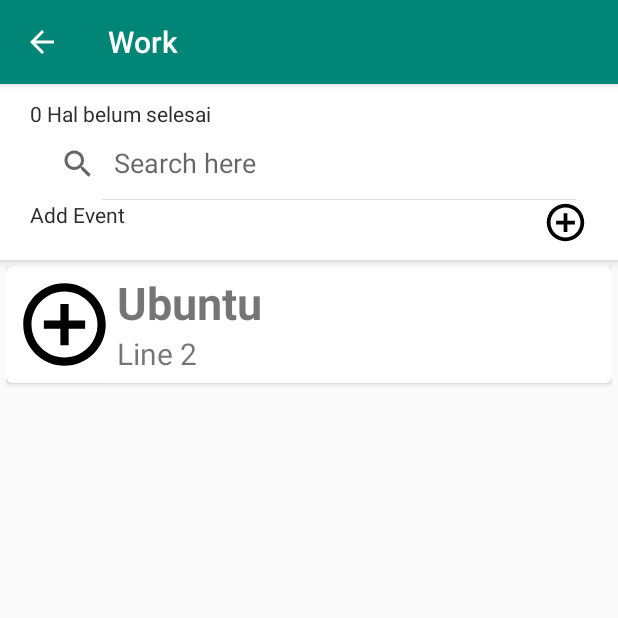
After one commit to gilangnur/simple-to-do-list, an Android app: the WorkActivity screen opened directly, with no data from a screen before it, on a phone screen of 412 x 824 dp, the top half of it. The commit adds this screen. Run offline under Robolectric (Android 15) with nearby library versions, the phone set to English and light mode, and no system bars; 1 statement that could not run was skipped.

Commit message:
[Alfis] adding some pages

```diff
--- a/app/build.gradle
+++ b/app/build.gradle
@@ -23,7 +23,11 @@
     implementation 'androidx.appcompat:appcompat:1.0.2'
     implementation 'androidx.constraintlayout:constraintlayout:1.1.3'
     implementation 'com.google.android.material:material:1.0.0'
+    implementation 'androidx.legacy:legacy-support-v4:1.0.0'
     testImplementation 'junit:junit:4.12'
     androidTestImplementation 'androidx.test:runner:1.1.1'
     androidTestImplementation 'androidx.test.espresso:espresso-core:3.1.1'
+
+    implementation 'androidx.appcompat:appcompat:1.0.0'
+    implementation 'androidx.constraintlayout:constraintlayout:1.1.3'
 }
--- a/app/src/main/AndroidManifest.xml
+++ b/app/src/main/AndroidManifest.xml
@@ -16,6 +16,8 @@
                 <category android:name="android.intent.category.LAUNCHER" />
             </intent-filter>
         </activity>
+        <activity android:name=".Work.WorkActivity"
+            android:parentActivityName=".MainActivity"></activity>
     </application>
 
 </manifest>
--- a/app/src/main/java/com/example/todolist/MainActivity.java
+++ b/app/src/main/java/com/example/todolist/MainActivity.java
@@ -2,13 +2,29 @@
 
 import androidx.appcompat.app.AppCompatActivity;
 
+import android.content.Intent;
 import android.os.Bundle;
+import android.view.View;
+import android.widget.Button;
+
+import com.example.todolist.Work.WorkActivity;
 
 public class MainActivity extends AppCompatActivity {
+    private Button Button_work;
 
     @Override
     protected void onCreate(Bundle savedInstanceState) {
         super.onCreate(savedInstanceState);
         setContentView(R.layout.activity_main);
+
+        Button_work = (Button)findViewById(R.id.pindah_work);
+
+        Button_work.setOnClickListener(new View.OnClickListener() {
+            @Override
+            public void onClick(View view) {
+                Intent intent = new Intent(MainActivity.this, WorkActivity.class);
+                startActivity(intent);
+            }
+        });
     }
 }
--- /dev/null
+++ b/app/src/main/java/com/example/todolist/Work/FragmentDetail.java
@@ -0,0 +1,38 @@
+package com.example.todolist.Work;
+
+import android.content.Context;
+import android.net.Uri;
+import android.os.Bundle;
+
+import androidx.fragment.app.Fragment;
+
+import android.view.LayoutInflater;
+import android.view.View;
+import android.view.ViewGroup;
+
+import com.example.todolist.R;
+
+
+public class FragmentDetail extends Fragment {
+
+    public FragmentDetail() {
+        // Required empty public constructor
+    }
+
+
+    @Override
+    public void onActivityCreated(Bundle savedState) {
+        super.onActivityCreated(savedState);
+
+
+    }
+
+    @Override
+    public View onCreateView(LayoutInflater inflater, ViewGroup container,
+                             Bundle savedInstanceState) {
+        // Inflate the layout for this fragment
+        return inflater.inflate(R.layout.fragment_fragment_detail, container, false);
+    }
+
+
+}
--- /dev/null
+++ b/app/src/main/java/com/example/todolist/Work/FragmentList.java
@@ -0,0 +1,90 @@
+package com.example.todolist.Work;
+
+import android.app.Fragment;
+import android.os.Build;
+import android.os.Bundle;
+
+
+import android.view.LayoutInflater;
+import android.view.View;
+import android.view.ViewGroup;
+import android.widget.Toast;
+
+import androidx.annotation.RequiresApi;
+import androidx.recyclerview.widget.LinearLayoutManager;
+import androidx.recyclerview.widget.RecyclerView;
+
+import com.example.todolist.R;
+
+import java.util.ArrayList;
+
+
+public class FragmentList extends Fragment {
+    private RecyclerView mRecyclerView;
+    private WorkAdapter mAdapter;
+    private RecyclerView.LayoutManager mLayoutManager;
+
+    private ArrayList<ListWork> listItems;
+
+
+    public FragmentList() {
+        // Required empty public constructor
+    }
+
+    @Override
+    public View onCreateView(LayoutInflater inflater, ViewGroup container,
+                             Bundle savedInstanceState) {
+        // Inflate the layout for this fragment
+        View view = inflater.inflate(R.layout.fragment_fragment_list, container, false);
+
+        mRecyclerView = view.findViewById(R.id.recyclerView);
+
+        return view;
+    }
+
+    @RequiresApi(api = Build.VERSION_CODES.M)
+    @Override
+    public void onActivityCreated(Bundle savedState) {
+        super.onActivityCreated(savedState);
+
+        createList();
+        buildRecyclerView();
+    }
+
+    public void createList() {
+        listItems = new ArrayList<>();
+        listItems.add(new ListWork(R.drawable.ic_add, "Ubuntu"));
+        //listItems.add(new ListWork(R.drawable.ic_android, "Android"));
+    }
+
+    @RequiresApi(api = Build.VERSION_CODES.M)
+    public void buildRecyclerView() {
+        mRecyclerView.setHasFixedSize(true);
+        mLayoutManager = new LinearLayoutManager(getContext());
+        mAdapter = new WorkAdapter(listItems);
+
+        mRecyclerView.setLayoutManager(mLayoutManager);
+        mRecyclerView.setAdapter(mAdapter);
+
+        mAdapter.setOnItemClickListener(new WorkAdapter.OnItemClickListener() {
+            fragmentManager = getActivity().getFragmentManager();
+            fragmentTransaction = fragmentManager.beginTransaction();
+            public void onDeleteClick(int position) {
+                //Toast.makeText(getActivity(), "you deleted : ", Toast.LENGTH_LONG).show();
+                FragmentDetail lmfragment = new FragmentDetail();
+                //lmfragment.setNilai(getNilai());
+                fragmentTransaction.replace(R.id.list_work, lmfragment);
+                fragmentTransaction.addToBackStack(null);
+                fragmentTransaction.commit();
+            }
+
+            public void onClick(View v) {
+                FragmentDetail lmfragment = new FragmentDetail();
+                lmfragment.setNilai(getNilai());
+                fragmentTransaction.replace(R.id.ui_container, lmfragment);
+                fragmentTransaction.addToBackStack(null);
+                fragmentTransaction.commit();
+            }
+        });
+    }
+}
--- /dev/null
+++ b/app/src/main/java/com/example/todolist/Work/ListWork.java
@@ -0,0 +1,20 @@
+package com.example.todolist.Work;
+
+public class ListWork {
+    private int mImageResource;
+    private String mText1;
+    //private String mText2;
+
+    public ListWork(int imageResource, String text1) {
+        mImageResource = imageResource;
+        mText1 = text1;
+    }
+
+    public int getImageResource() {
+        return mImageResource;
+    }
+
+    public String getText1() {
+        return mText1;
+    }
+}
--- /dev/null
+++ b/app/src/main/java/com/example/todolist/Work/WorkActivity.java
@@ -0,0 +1,33 @@
+package com.example.todolist.Work;
+
+import androidx.appcompat.app.AppCompatActivity;
+
+import android.app.FragmentManager;
+import android.app.FragmentTransaction;
+import android.os.Bundle;
+
+import com.example.todolist.R;
+
+public class WorkActivity extends AppCompatActivity {
+
+    private FragmentManager fragmentManager;
+    private FragmentTransaction fragmentTransaction;
+
+    @Override
+    protected void onCreate(Bundle savedInstanceState) {
+        super.onCreate(savedInstanceState);
+        setContentView(R.layout.activity_work);
+
+        getSupportActionBar().setTitle("Work");
+        getSupportActionBar().setDisplayHomeAsUpEnabled(true);
+
+        fragmentManager = getFragmentManager();
+        fragmentTransaction = fragmentManager.beginTransaction();
+        FragmentList newFragment = new FragmentList();
+        fragmentTransaction.add(R.id.list_work, newFragment);
+        fragmentTransaction.addToBackStack(null);
+        fragmentTransaction.commit();
+    }
+
+
+}
--- /dev/null
+++ b/app/src/main/java/com/example/todolist/Work/WorkAdapter.java
@@ -0,0 +1,79 @@
+package com.example.todolist.Work;
+
+import android.view.LayoutInflater;
+import android.view.View;
+import android.view.ViewGroup;
+import android.widget.ImageView;
+import android.widget.TextView;
+
+import androidx.annotation.NonNull;
+import androidx.recyclerview.widget.RecyclerView;
+
+import com.example.todolist.R;
+
+import java.util.ArrayList;
+
+public class WorkAdapter extends RecyclerView.Adapter<WorkAdapter.MyAdapterViewHolder>{
+
+    private ArrayList<ListWork> mListItem;
+    private OnItemClickListener mListener;
+
+    public interface OnItemClickListener{
+        void onDeleteClick(int position);
+    }
+
+    public WorkAdapter(ArrayList<ListWork> itemss_list){
+        mListItem = itemss_list;
+
+    }
+    @NonNull
+    @Override
+    public MyAdapterViewHolder onCreateViewHolder(@NonNull ViewGroup parent, int viewType) {
+        View v = LayoutInflater.from(parent.getContext()).inflate(R.layout.list_work,parent, false);
+        MyAdapterViewHolder mavh = new MyAdapterViewHolder(v,mListener);
+        return mavh;
+    }
+
+
+
+    @Override
+    public void onBindViewHolder(@NonNull MyAdapterViewHolder holder, int position) {
+        ListWork currentItem = mListItem.get(position);
+
+        holder.mImageView.setImageResource(currentItem.getImageResource());
+        holder.mTextView.setText(currentItem.getText1());
+    }
+
+    @Override
+    public int getItemCount() {
+        return mListItem.size();
+    }
+
+
+    public void setOnItemClickListener(OnItemClickListener listener){
+        mListener = listener;
+    }
+
+    public static class MyAdapterViewHolder extends RecyclerView.ViewHolder{
+
+        public ImageView mImageView;
+        public TextView mTextView;
+        public MyAdapterViewHolder(@NonNull View itemView, final OnItemClickListener listener) {
+            super(itemView);
+            mImageView = itemView.findViewById(R.id.imageView);
+            mTextView = itemView.findViewById(R.id.textView_judul);
+
+            mImageView.setOnClickListener(new View.OnClickListener() {
+                @Override
+                public void onClick(View view) {
+                    if(listener != null){
+                        int position = getAdapterPosition();
+                        if (position != RecyclerView.NO_POSITION){
+                            listener.onDeleteClick(position);
+                        }
+                    }
+                }
+            });
+        }
+    }
+}
--- /dev/null
+++ b/app/src/main/res/drawable/ic_add.xml
@@ -0,0 +1,9 @@
+<vector xmlns:android="http://schemas.android.com/apk/res/android"
+        android:width="24dp"
+        android:height="24dp"
+        android:viewportWidth="24.0"
+        android:viewportHeight="24.0">
+    <path
+        android:fillColor="#FF000000"
+        android:pathData="M13,7h-2v4L7,11v2h4v4h2v-4h4v-2h-4L13,7zM12,2C6.48,2 2,6.48 2,12s4.48,10 10,10 10,-4.48 10,-10S17.52,2 12,2zM12,20c-4.41,0 -8,-3.59 -8,-8s3.59,-8 8,-8 8,3.59 8,8 -3.59,8 -8,8z"/>
+</vector>
--- a/app/src/main/res/layout/activity_main.xml
+++ b/app/src/main/res/layout/activity_main.xml
@@ -1,18 +1,26 @@
 <?xml version="1.0" encoding="utf-8"?>
-<androidx.constraintlayout.widget.ConstraintLayout xmlns:android="http://schemas.android.com/apk/res/android"
+<LinearLayout xmlns:android="http://schemas.android.com/apk/res/android"
     xmlns:app="http://schemas.android.com/apk/res-auto"
     xmlns:tools="http://schemas.android.com/tools"
     android:layout_width="match_parent"
     android:layout_height="match_parent"
+    android:orientation="vertical"
     tools:context=".MainActivity">
 
-    <TextView
+    <com.google.android.material.appbar.AppBarLayout
+        android:id="@+id/appbar"
+        android:layout_width="match_parent"
+        android:layout_height="75dp"
+        android:elevation="0dp"
+        android:gravity="center">
+
+
+    <Button
+        android:id="@+id/pindah_work"
         android:layout_width="wrap_content"
         android:layout_height="wrap_content"
-        android:text="Hello World!"
-        app:layout_constraintBottom_toBottomOf="parent"
-        app:layout_constraintLeft_toLeftOf="parent"
-        app:layout_constraintRight_toRightOf="parent"
-        app:layout_constraintTop_toTopOf="parent" />
+        android:text="work"></Button>
 
-</androidx.constraintlayout.widget.ConstraintLayout>
+    </com.google.android.material.appbar.AppBarLayout>
+
+</LinearLayout>
--- /dev/null
+++ b/app/src/main/res/layout/activity_work.xml
@@ -0,0 +1,93 @@
+<?xml version="1.0" encoding="utf-8"?>
+<LinearLayout xmlns:android="http://schemas.android.com/apk/res/android"
+    xmlns:app="http://schemas.android.com/apk/res-auto"
+    xmlns:tools="http://schemas.android.com/tools"
+    android:layout_width="match_parent"
+    android:layout_height="match_parent"
+    android:orientation="vertical"
+    tools:context=".MainActivity">
+
+    <com.google.android.material.appbar.AppBarLayout
+        android:id="@+id/appbar"
+        android:layout_width="match_parent"
+        android:layout_height="wrap_content"
+        android:elevation="0dp"
+        android:gravity="center"
+        android:background="@color/tabtextcolor"
+        >
+
+
+        <LinearLayout
+            android:layout_width="match_parent"
+            android:layout_height="wrap_content"
+            android:orientation="vertical"
+            android:paddingLeft="20dp"
+            android:paddingRight="20dp"
+            android:paddingTop="10dp"
+            android:paddingBottom="10dp"
+            >
+
+            <LinearLayout
+                android:layout_width="match_parent"
+                android:layout_height="match_parent"
+                android:orientation="horizontal">
+
+                <TextView
+                    android:id="@+id/textView2"
+                    android:layout_width="wrap_content"
+                    android:layout_height="wrap_content"
+                    android:text="0"
+                    android:textColor="@color/tabindicatorcolor" />
+
+                <TextView
+                    android:layout_width="wrap_content"
+                    android:layout_height="wrap_content"
+                    android:text=" Hal belum selesai"
+                    android:textColor="@color/tabindicatorcolor" />
+            </LinearLayout>
+
+            <SearchView
+                android:id="@+id/search_work"
+                android:layout_width="match_parent"
+                android:layout_height="match_parent"
+                android:iconifiedByDefault="false"
+                android:queryHint="Search here">
+
+            </SearchView>
+
+            <LinearLayout
+                android:layout_width="match_parent"
+                android:layout_height="match_parent"
+                android:orientation="horizontal">
+
+
+                <TextView
+                    android:id="@+id/textView4"
+                    android:layout_width="wrap_content"
+                    android:layout_height="wrap_content"
+                    android:layout_weight="1"
+                    android:gravity="top"
+                    android:text="Add Event"
+                    android:textColor="@color/tabindicatorcolor"/>
+
+                <Button
+                    android:id="@+id/button_add"
+                    android:layout_width="30dp"
+                    android:layout_height="30dp"
+                    android:gravity="end"
+                    android:background="@drawable/ic_add"/>
+            </LinearLayout>
+
+        </LinearLayout>
+
+    </com.google.android.material.appbar.AppBarLayout>
+
+    <FrameLayout
+        android:id="@+id/list_work"
+        android:layout_width="match_parent"
+        android:layout_height="match_parent"
+        android:layout_weight="1">
+
+    </FrameLayout>
+
+</LinearLayout>
--- /dev/null
+++ b/app/src/main/res/layout/fragment_fragment_detail.xml
@@ -0,0 +1,14 @@
+<?xml version="1.0" encoding="utf-8"?>
+<FrameLayout xmlns:android="http://schemas.android.com/apk/res/android"
+    xmlns:tools="http://schemas.android.com/tools"
+    android:layout_width="match_parent"
+    android:layout_height="match_parent"
+    tools:context=".Work.FragmentDetail">
+
+    <!-- TODO: Update blank fragment layout -->
+    <TextView
+        android:layout_width="match_parent"
+        android:layout_height="match_parent"
+        android:text="@string/hello_blank_fragment" />
+
+</FrameLayout>
--- /dev/null
+++ b/app/src/main/res/layout/fragment_fragment_list.xml
@@ -0,0 +1,16 @@
+<?xml version="1.0" encoding="utf-8"?>
+<LinearLayout xmlns:android="http://schemas.android.com/apk/res/android"
+    xmlns:app="http://schemas.android.com/apk/res-auto"
+    xmlns:tools="http://schemas.android.com/tools"
+    android:layout_width="match_parent"
+    android:layout_height="match_parent"
+    tools:context=".MainActivity">
+
+    <androidx.recyclerview.widget.RecyclerView
+        android:id="@+id/recyclerView"
+        android:layout_width="match_parent"
+        android:layout_height="match_parent"
+        android:padding="4dp"
+        android:scrollbars="vertical"/>
+
+</LinearLayout>
--- /dev/null
+++ b/app/src/main/res/layout/list_work.xml
@@ -0,0 +1,52 @@
+<?xml version="1.0" encoding="utf-8"?>
+<LinearLayout xmlns:android="http://schemas.android.com/apk/res/android"
+    android:layout_width="match_parent"
+    android:layout_height="wrap_content"
+    xmlns:app="http://schemas.android.com/apk/res-auto"
+    android:orientation="vertical">
+
+    <androidx.cardview.widget.CardView
+        android:layout_width="match_parent"
+        android:layout_height="wrap_content"
+        android:layout_marginBottom="4dp"
+        app:cardCornerRadius="4dp">
+
+        <RelativeLayout
+            android:layout_width="match_parent"
+            android:layout_height="match_parent"
+            android:layout_margin="4dp">
+
+            <ImageView
+                android:id="@+id/imageView"
+                android:layout_width="70dp"
+                android:layout_height="70dp"
+                android:padding="2dp"
+                />
+
+            <TextView
+                android:id="@+id/textView_judul"
+                android:layout_width="wrap_content"
+                android:layout_height="wrap_content"
+                android:text="Line 1"
+                android:textSize="30sp"
+
+                android:textStyle="bold"
+                android:layout_alignParentTop="true"
+                android:layout_toEndOf="@+id/imageView"/>
+
+            <TextView
+                android:id="@+id/textView_deskripsi"
+                android:layout_width="wrap_content"
+                android:layout_height="wrap_content"
+                android:text="Line 2"
+                android:textSize="20sp"
+
+                android:layout_below="@+id/textView_judul"
+                android:layout_toEndOf="@+id/imageView"/>
+
+        </RelativeLayout>
+
+    </androidx.cardview.widget.CardView>
+
+
+</LinearLayout>
--- /dev/null
+++ b/app/src/main/res/layout/recycler_view_list.xml
@@ -0,0 +1,16 @@
+<?xml version="1.0" encoding="utf-8"?>
+<LinearLayout xmlns:android="http://schemas.android.com/apk/res/android"
+    xmlns:app="http://schemas.android.com/apk/res-auto"
+    xmlns:tools="http://schemas.android.com/tools"
+    android:layout_width="match_parent"
+    android:layout_height="match_parent"
+    tools:context=".MainActivity">
+
+    <androidx.recyclerview.widget.RecyclerView
+        android:id="@+id/recyclerView"
+        android:layout_width="match_parent"
+        android:layout_height="match_parent"
+        android:padding="4dp"
+        android:scrollbars="vertical"/>
+
+</LinearLayout>
--- a/app/src/main/res/values/colors.xml
+++ b/app/src/main/res/values/colors.xml
@@ -3,4 +3,10 @@
     <color name="colorPrimary">#008577</color>
     <color name="colorPrimaryDark">#00574B</color>
     <color name="colorAccent">#D81B60</color>
+
+    <color name="colorPrimary2">#03A9F4</color>
+    <color name="colorPrimaryDark2">#0288D1</color>
+    <color name="tabtextcolor">#fff</color>
+    <color name="tabindicatorcolor">#2d2d2d</color>
+    <color name="colorAccent2">#FF4081</color>
 </resources>
--- a/app/src/main/res/values/strings.xml
+++ b/app/src/main/res/values/strings.xml
@@ -1,3 +1,6 @@
 <resources>
     <string name="app_name">ToDoList</string>
+
+    <!-- TODO: Remove or change this placeholder text -->
+    <string name="hello_blank_fragment">Hello blank fragment</string>
 </resources>
```
